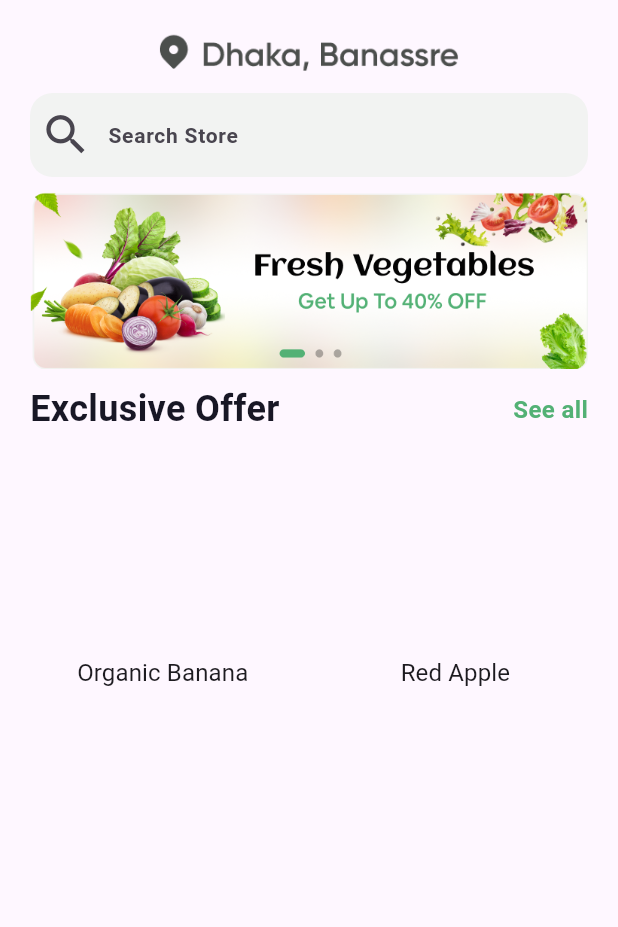
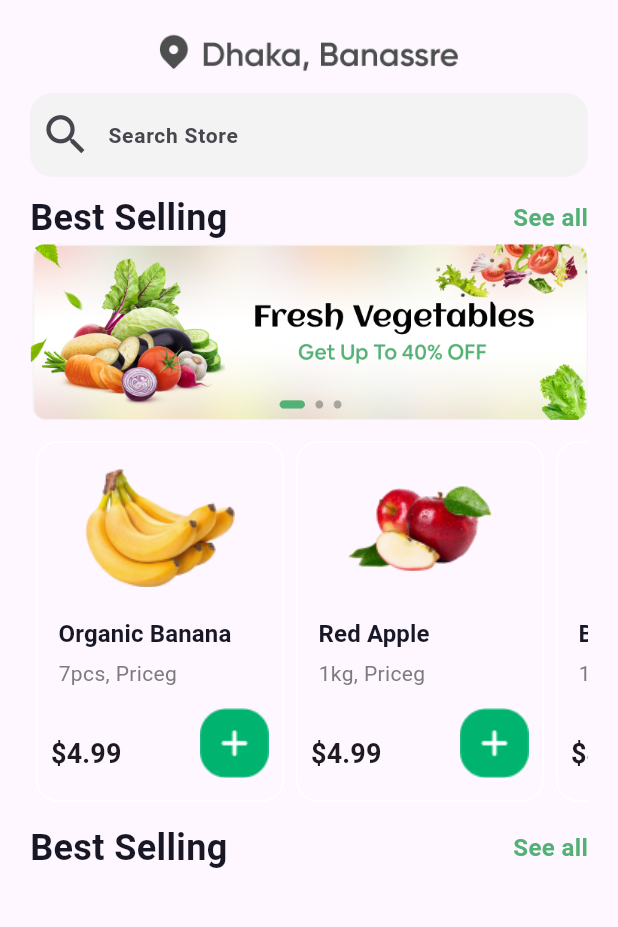
Before and after one commit to MuaviaAsghar/Grocery-app, a Flutter app: the HomeScreen screen opened directly, on a phone screen of 412 x 824 dp, the part 66-993 px from its top. Run offline on Flutter 3.47's test engine with Material 3 defaults, Android fonts, the phone set to English and light mode, and no system bars; our stand-ins replace intl_phone_field; Roboto replaces fonts that are missing (Gilroy-Bold, Gilroy-Medium, Gilroy-Regular).

Commit message:
Home screen almost completed

```diff
--- a/lib/Card.dart
+++ b/lib/Card.dart
@@ -1,48 +1,112 @@
+// ignore: file_names
+
+
 import 'package:flutter/material.dart';
 
-class CustomCard extends StatelessWidget {
+// ignore: camel_case_types
+class custom_card extends StatelessWidget {
   final String imagePath;
+  final String nameofproduct;
+  final String perpiece;
+  final String price;
 
-  final String Nameofproduct;
-
-  const CustomCard({
-    super.key,
+  const custom_card({
+    super.key, // Corrected key parameter
     required this.imagePath,
-    required this.Nameofproduct,
+    required this.nameofproduct,
+    required this.perpiece,
+    required this.price,
   });
 
   @override
   Widget build(BuildContext context) {
-    return Center(
-      child: SizedBox(
+    return SizedBox(
       width: 173.32,
       height: 248.51,
       child: Card(
+        shape: RoundedRectangleBorder(
+          side: const BorderSide(width: 1, color: Colors.white),
+          borderRadius: BorderRadius.circular(15.0),
+        ),
+        elevation: 10,
         color: const Color(0x00ffffff),
         shadowColor: Colors.transparent,
+
         child: Column(
           children: [
             Padding(
-                padding:
-                    const EdgeInsets.symmetric(horizontal: 15, vertical: 25),
+              padding: const EdgeInsets.only(
+                left: 15,
+                right: 15,
+                top: 18,
+                bottom: 16,
+              ),
               child: Image.asset(
-                  color: Colors.transparent,
-                  imagePath,
+                imagePath, // Removed color: Colors.transparent
                 height: 80,
                 width: 100,
               ),
             ),
-              Text(
-                "$Nameofproduct",
+            Row(
+              mainAxisAlignment: MainAxisAlignment.start,
+              children: [
+                Padding(
+                  padding: const EdgeInsets.only(left: 15),
+                  child: Text(
+                    nameofproduct,
                     style: const TextStyle(
+                      color: Color(0xff181725),
                       fontFamily: 'Gilroy-Bold',
                       fontSize: 16,
-
+                      fontWeight: FontWeight.bold,
                       letterSpacing: 0.1,
-                    height: 1.8),
-              )
+                      height: 1.8,
+                    ),
+                  ),
+                ),
               ],
             ),
+            Row(
+              mainAxisAlignment: MainAxisAlignment.start,
+              children: [
+                Padding(
+                  padding: const EdgeInsets.only(left: 15),
+                  child: Text(
+                    perpiece,
+                    style: const TextStyle(
+                      color: Color(0xff7C7C7C),
+                      fontFamily: 'Gilroy-Medium',
+                      fontSize: 14,
+                      height: 1.8,
+                    ),
+                  ),
+                ),
+              ],
+            ),
+            Padding(
+              padding:
+                  const EdgeInsets.only(left: 10,right: 10,top: 10 ),
+              child: Row(
+                mainAxisAlignment: MainAxisAlignment.spaceBetween,crossAxisAlignment: CrossAxisAlignment.end,
+                children: [
+                  Text(
+                    price,
+                    style: const TextStyle(
+                      fontSize: 18,
+                      fontFamily: 'Gilroy-Regular',
+                      height: 1.8,
+                      fontWeight: FontWeight.bold,
+                      letterSpacing: 0.1,
+                    ),
+                  ),
+                  GestureDetector(
+                    onTap: () {},
+                    child: Image.asset('assets/images/addButton.png'),
+                  ),
+                ],
+              ),
+            ),
+          ],
         ),
       ),
     );
--- a/lib/home_screen.dart
+++ b/lib/home_screen.dart
@@ -1,6 +1,6 @@
 import 'package:flutter/material.dart';
-import 'package:flutter/widgets.dart';
-import 'package:groceryapp/Card.dart';
+
+import 'package:groceryapp/card.dart';
 
 class HomeScreen extends StatefulWidget {
   const HomeScreen({super.key});
@@ -67,7 +67,39 @@ class _HomeScreenState extends State<HomeScreen> {
             ),
             const SizedBox(
                 height:
-                    10), // Add some space between the text field and the banner
+                    10),
+                    Padding(
+              padding: const EdgeInsets.symmetric(horizontal: 20),
+              child: Row(
+                children: [
+                  const Expanded(
+                    child: Text(
+                      "Best Selling",
+                      style: TextStyle(
+                        color: Color(0xff181725),
+                        fontFamily: 'Gilroy-Regular',
+                        fontSize: 24,
+                        fontWeight: FontWeight.w600,
+                      ),
+                    ),
+                  ),
+                  const SizedBox(
+                      width: 10), // Add some space between the text widgets
+                  GestureDetector(
+                    onTap: () {},
+                    child: const Text(
+                      "See all",
+                      style: TextStyle(
+                        color: Color(0xff53B175),
+                        fontSize: 16,
+                        fontWeight: FontWeight.w600,
+                        fontFamily: 'Golroy-Regular',
+                      ),
+                    ),
+                  ),
+                ],
+              ),
+            ), // Add some space between the text field and the banner
             Padding(
               padding: const EdgeInsets.symmetric(horizontal: 20),
               child: Image.asset(
@@ -76,13 +108,46 @@ class _HomeScreenState extends State<HomeScreen> {
             ),
             const SizedBox(
                 height: 10), // Add some space between the banner and the cards
+            const Padding(
+              padding: EdgeInsets.symmetric(horizontal: 20),
+              child: SingleChildScrollView(
+                scrollDirection: Axis.horizontal,
+                child: Row(
+                  mainAxisAlignment: MainAxisAlignment.spaceEvenly,
+                  children: [
+                    custom_card(
+                      imagePath: 'assets/images/Banana.png',
+                      nameofproduct: "Organic Banana",
+                      perpiece: "7pcs, Priceg",
+                      price: "\$4.99",
+                    ),
+                    custom_card(
+                      imagePath: 'assets/images/apple.png',
+                      nameofproduct: "Red Apple",
+                      perpiece: "1kg, Priceg",
+                      price: '\$4.99',
+                    ),
+                    custom_card(
+                      imagePath: 'assets/images/BellPepper.png',
+                      nameofproduct: "Bell Pepper Red",
+                      perpiece: "1kg, Price",
+                      price: "\$4.99",
+                    ),
+                    // Add more CustomCard widgets as needed
+                  ],
+                ),
+              ),
+            ),
+            const SizedBox(
+                height:
+                    10), // Add some space between the cards and the best selling section
             Padding(
               padding: const EdgeInsets.symmetric(horizontal: 20),
               child: Row(
                 children: [
                   const Expanded(
                     child: Text(
-                      "Exclusive Offer",
+                      "Best Selling",
                       style: TextStyle(
                         color: Color(0xff181725),
                         fontFamily: 'Gilroy-Regular',
@@ -108,21 +173,6 @@ class _HomeScreenState extends State<HomeScreen> {
                 ],
               ),
             ),
-            const SizedBox(
-                height: 10), // Add some space between the text and the cards
-            const Row(
-              mainAxisAlignment: MainAxisAlignment.spaceEvenly,
-              children: [
-                CustomCard(
-                  imagePath: 'assets/images/Banana.png',Nameofproduct: "Organic Banana",
-                ),
-                CustomCard(
-                  imagePath: 'assets/images/apple.png',Nameofproduct: "Red Apple",
-                ),
-
-                // Add more CustomCard widgets as needed
-              ],
-            ),
           ],
         ),
       ),
--- a/lib/main.dart
+++ b/lib/main.dart
@@ -1,6 +1,8 @@
 import 'package:flutter/material.dart';
 
-import 'package:groceryapp/onboarding.dart';
+import 'package:groceryapp/home_screen.dart';
+
+
 
 void main() {
   runApp(const MyApp());
@@ -15,6 +17,6 @@ class MyApp extends StatelessWidget {
     return const MaterialApp(
         debugShowCheckedModeBanner: false,
         title: 'Flutter Demo',
-        home: Onboard());
+        home: HomeScreen());
   }
 }
```
Also changed, not shown: pubspec.yaml (+7 -6 lines), assets/images/BellPepper.png (renamed from assets/images/Jalapeno.png). Lines whose indentation alone changed are shown as unchanged.
